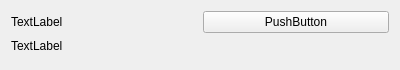
Qt form multibench/model/device/devicefoldedwidget.ui (IlyaZh/Maiman-MCBS) before a commit.
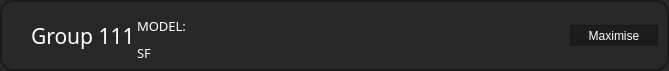
The same form after that commit.

```diff
--- a/multibench/model/device/devicefoldedwidget.ui
+++ b/multibench/model/device/devicefoldedwidget.ui
@@ -6,41 +6,186 @@
    <rect>
     <x>0</x>
     <y>0</y>
-    <width>400</width>
-    <height>58</height>
+    <width>669</width>
+    <height>71</height>
    </rect>
   </property>
+  <property name="minimumSize">
+   <size>
+    <width>0</width>
+    <height>71</height>
+   </size>
+  </property>
+  <property name="maximumSize">
+   <size>
+    <width>16777215</width>
+    <height>71</height>
+   </size>
+  </property>
   <property name="windowTitle">
    <string>Form</string>
   </property>
+  <property name="styleSheet">
+   <string notr="true">      QWidget#DeviceFoldedWidget {
+      border: 2px solid #1A1A1A;
+      border-radius: 13px;
+      background:  #282828;
+      }
+      QWidget#widgetsLayout{
+      background-color: #282828;
+}</string>
+  </property>
   <layout class="QGridLayout" name="gridLayout">
-   <item row="0" column="2" rowspan="3">
-    <layout class="QHBoxLayout" name="buttonsLayout"/>
-   </item>
-   <item row="0" column="3">
-    <widget class="QPushButton" name="showButton">
+   <property name="topMargin">
+    <number>9</number>
+   </property>
+   <property name="bottomMargin">
+    <number>9</number>
+   </property>
+   <property name="verticalSpacing">
+    <number>0</number>
+   </property>
+   <item row="0" column="2" rowspan="2">
+    <widget class="QLabel" name="Label">
+     <property name="font">
+      <font>
+       <family>Poppins Medium</family>
+       <pointsize>10</pointsize>
+      </font>
+     </property>
+     <property name="styleSheet">
+      <string notr="true">color: rgb(255, 255, 255);
+background: transparent;</string>
+     </property>
      <property name="text">
-      <string>PushButton</string>
+      <string>MODEL:</string>
      </property>
     </widget>
    </item>
+   <item row="0" column="6" rowspan="3">
+    <layout class="QHBoxLayout" name="horizontalLayout">
+     <property name="spacing">
+      <number>0</number>
+     </property>
+     <item>
+      <widget class="QPushButton" name="showButton">
+       <property name="sizePolicy">
+        <sizepolicy hsizetype="Fixed" vsizetype="Fixed">
+         <horstretch>0</horstretch>
+         <verstretch>0</verstretch>
+        </sizepolicy>
+       </property>
+       <property name="minimumSize">
+        <size>
+         <width>88</width>
+         <height>21</height>
+        </size>
+       </property>
+       <property name="maximumSize">
+        <size>
+         <width>88</width>
+         <height>21</height>
+        </size>
+       </property>
+       <property name="styleSheet">
+        <string notr="true"> border: 2px solid #1A1A1A;
+background-color: #1D1D1D;
+color: #FFFFFF;</string>
+       </property>
+       <property name="text">
+        <string>Maximise</string>
+       </property>
+      </widget>
+     </item>
+    </layout>
+   </item>
    <item row="0" column="1" rowspan="3">
-    <layout class="QHBoxLayout" name="widgetsLayout"/>
-   </item>
-   <item row="0" column="0">
-    <widget class="QLabel" name="linkLabel">
+    <widget class="QLabel" name="nameLabel">
+     <property name="maximumSize">
+      <size>
+       <width>100</width>
+       <height>16777215</height>
+      </size>
+     </property>
+     <property name="font">
+      <font>
+       <family>Poppins Medium</family>
+       <pointsize>16</pointsize>
+      </font>
+     </property>
+     <property name="styleSheet">
+      <string notr="true">color: rgb(255, 255, 255);
+background: transparent;</string>
+     </property>
      <property name="text">
-      <string>TextLabel</string>
+      <string>Group 111</string>
      </property>
     </widget>
    </item>
    <item row="1" column="0">
+    <widget class="QLabel" name="linkLabel">
+     <property name="minimumSize">
+      <size>
+       <width>14</width>
+       <height>14</height>
+      </size>
+     </property>
+     <property name="maximumSize">
+      <size>
+       <width>14</width>
+       <height>14</height>
+      </size>
+     </property>
+     <property name="styleSheet">
+      <string notr="true">QLabel {
+    background: #FF403A;
+    border: 1px solid #1A1A1A;
+    border-radius: 3px;
+}c</string>
+     </property>
+     <property name="text">
+      <string/>
+     </property>
+    </widget>
+   </item>
+   <item row="0" column="5" rowspan="3">
+    <layout class="QHBoxLayout" name="buttonsLayout"/>
+   </item>
+   <item row="0" column="3" rowspan="3">
+    <layout class="QHBoxLayout" name="widgetsLayout"/>
+   </item>
+   <item row="2" column="2">
     <widget class="QLabel" name="modelLabel">
+     <property name="font">
+      <font>
+       <family>Poppins Medium</family>
+       <pointsize>10</pointsize>
+      </font>
+     </property>
+     <property name="styleSheet">
+      <string notr="true">color: rgb(255, 255, 255);</string>
+     </property>
      <property name="text">
-      <string>TextLabel</string>
+      <string>SF</string>
      </property>
     </widget>
    </item>
+   <item row="0" column="4">
+    <spacer name="horizontalSpacer">
+     <property name="orientation">
+      <enum>Qt::Horizontal</enum>
+     </property>
+     <property name="sizeType">
+      <enum>QSizePolicy::MinimumExpanding</enum>
+     </property>
+     <property name="sizeHint" stdset="0">
+      <size>
+       <width>40</width>
+       <height>20</height>
+      </size>
+     </property>
+    </spacer>
+   </item>
   </layout>
  </widget>
  <resources/>
```
